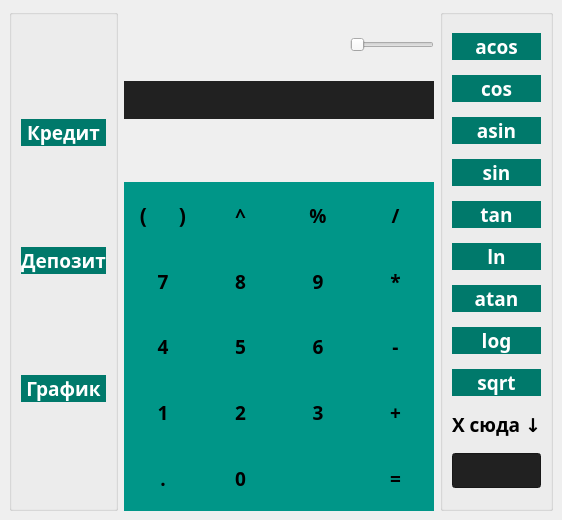
Old version of the form src/calculator/mainwindow.ui in the repository ElectricEnchanter/Calculator_v1.0.
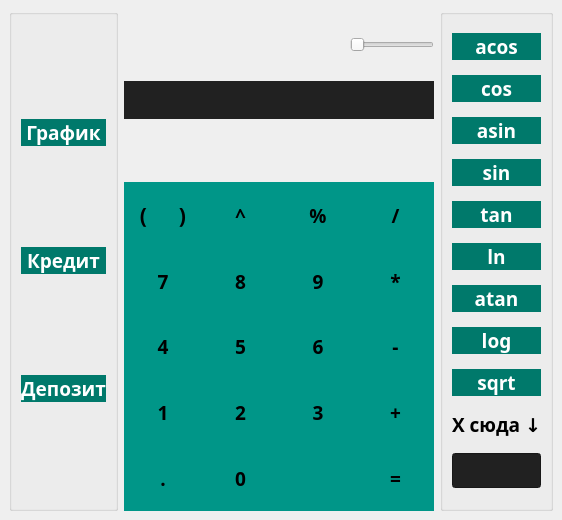
New version of the form. Icons and pictures are not drawn.

```diff
--- a/src/calculator/mainwindow.ui
+++ b/src/calculator/mainwindow.ui
@@ -9,7 +9,7 @@
    <rect>
     <x>0</x>
     <y>0</y>
-    <width>436</width>
+    <width>495</width>
     <height>520</height>
    </rect>
   </property>
@@ -67,66 +67,6 @@
        <property name="spacing">
         <number>-1</number>
        </property>
-       <item>
-        <widget class="QPushButton" name="Credit">
-         <property name="font">
-          <font>
-           <family>PT Sans Caption</family>
-           <pointsize>14</pointsize>
-           <italic>false</italic>
-           <bold>true</bold>
-           <kerning>true</kerning>
-          </font>
-         </property>
-         <property name="styleSheet">
-          <string notr="true">color: #FFFFFF;
-background-color: #00796B</string>
-         </property>
-         <property name="text">
-          <string>Кредит</string>
-         </property>
-         <property name="icon">
-          <iconset resource="../../assets/icons/icons.qrc">
-           <normaloff>:/credit_card.png</normaloff>:/credit_card.png</iconset>
-         </property>
-         <property name="iconSize">
-          <size>
-           <width>20</width>
-           <height>20</height>
-          </size>
-         </property>
-        </widget>
-       </item>
-       <item>
-        <widget class="QPushButton" name="Deposit">
-         <property name="font">
-          <font>
-           <family>PT Sans Caption</family>
-           <pointsize>14</pointsize>
-           <italic>false</italic>
-           <bold>true</bold>
-           <kerning>true</kerning>
-          </font>
-         </property>
-         <property name="styleSheet">
-          <string notr="true">color: #FFFFFF;
-background-color: #00796B</string>
-         </property>
-         <property name="text">
-          <string>Депозит</string>
-         </property>
-         <property name="icon">
-          <iconset resource="../../assets/icons/icons.qrc">
-           <normaloff>:/savings.png</normaloff>:/savings.png</iconset>
-         </property>
-         <property name="iconSize">
-          <size>
-           <width>20</width>
-           <height>20</height>
-          </size>
-         </property>
-        </widget>
-       </item>
        <item>
         <widget class="QPushButton" name="Graph">
          <property name="palette">
@@ -437,6 +377,66 @@
          </property>
         </widget>
        </item>
+       <item>
+        <widget class="QPushButton" name="Credit">
+         <property name="font">
+          <font>
+           <family>PT Sans Caption</family>
+           <pointsize>14</pointsize>
+           <italic>false</italic>
+           <bold>true</bold>
+           <kerning>true</kerning>
+          </font>
+         </property>
+         <property name="styleSheet">
+          <string notr="true">color: #FFFFFF;
+background-color: #00796B</string>
+         </property>
+         <property name="text">
+          <string>Кредит</string>
+         </property>
+         <property name="icon">
+          <iconset resource="../../assets/icons/icons.qrc">
+           <normaloff>:/credit_card.png</normaloff>:/credit_card.png</iconset>
+         </property>
+         <property name="iconSize">
+          <size>
+           <width>20</width>
+           <height>20</height>
+          </size>
+         </property>
+        </widget>
+       </item>
+       <item>
+        <widget class="QPushButton" name="Deposit">
+         <property name="font">
+          <font>
+           <family>PT Sans Caption</family>
+           <pointsize>14</pointsize>
+           <italic>false</italic>
+           <bold>true</bold>
+           <kerning>true</kerning>
+          </font>
+         </property>
+         <property name="styleSheet">
+          <string notr="true">color: #FFFFFF;
+background-color: #00796B</string>
+         </property>
+         <property name="text">
+          <string>Депозит</string>
+         </property>
+         <property name="icon">
+          <iconset resource="../../assets/icons/icons.qrc">
+           <normaloff>:/savings.png</normaloff>:/savings.png</iconset>
+         </property>
+         <property name="iconSize">
+          <size>
+           <width>20</width>
+           <height>20</height>
+          </size>
+         </property>
+        </widget>
+       </item>
       </layout>
      </widget>
     </item>
```
